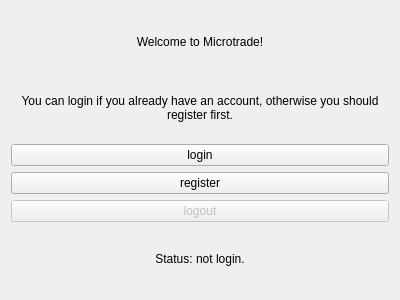
Above: client/welcomewidget.ui from gitjip/microtrade before the change. Below: the same form after it.
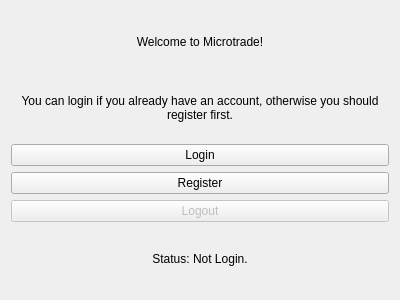
That is the form after the change.

Diff of the .ui file:
```diff
--- a/client/welcomewidget.ui
+++ b/client/welcomewidget.ui
@@ -20,7 +20,7 @@
       <bool>false</bool>
      </property>
      <property name="text">
-      <string>logout</string>
+      <string>Logout</string>
      </property>
     </widget>
    </item>
@@ -37,21 +37,21 @@
    <item row="6" column="0">
     <widget class="QPushButton" name="registerPushButton">
      <property name="text">
-      <string>register</string>
+      <string>Register</string>
      </property>
     </widget>
    </item>
    <item row="5" column="0">
     <widget class="QPushButton" name="loginPushButton">
      <property name="text">
-      <string>login</string>
+      <string>Login</string>
      </property>
     </widget>
    </item>
    <item row="9" column="0">
     <widget class="QLabel" name="statusLabel">
      <property name="text">
-      <string>Status: not login.</string>
+      <string>Status: Not Login.</string>
      </property>
      <property name="alignment">
       <set>Qt::AlignmentFlag::AlignCenter</set>
```
